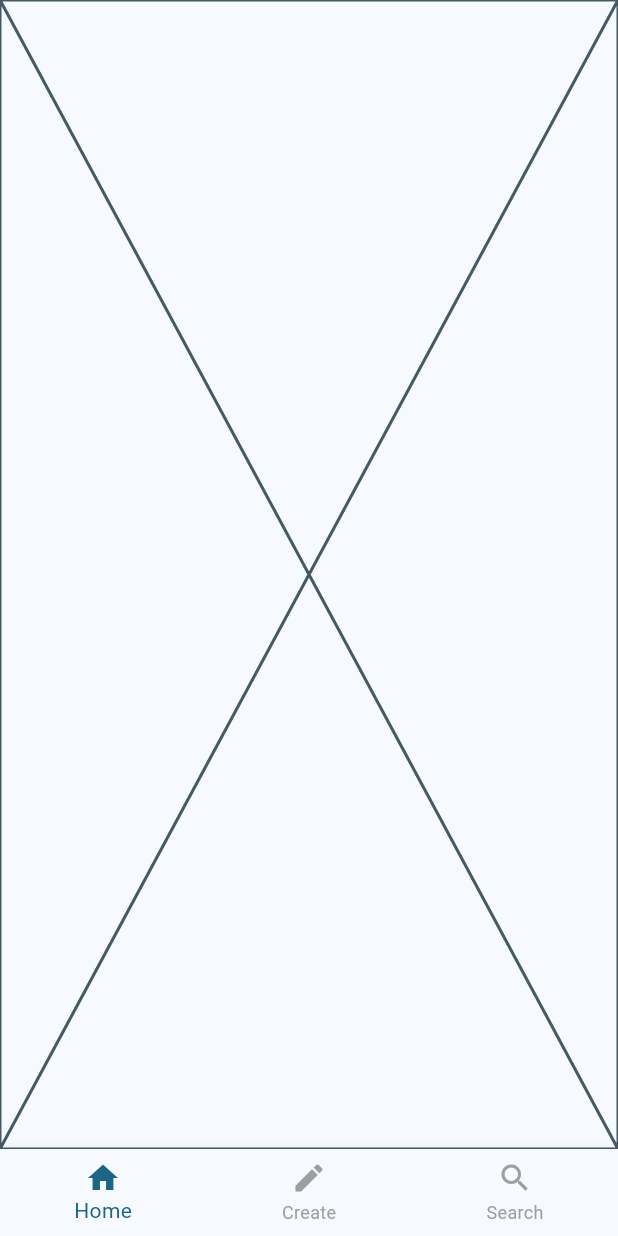
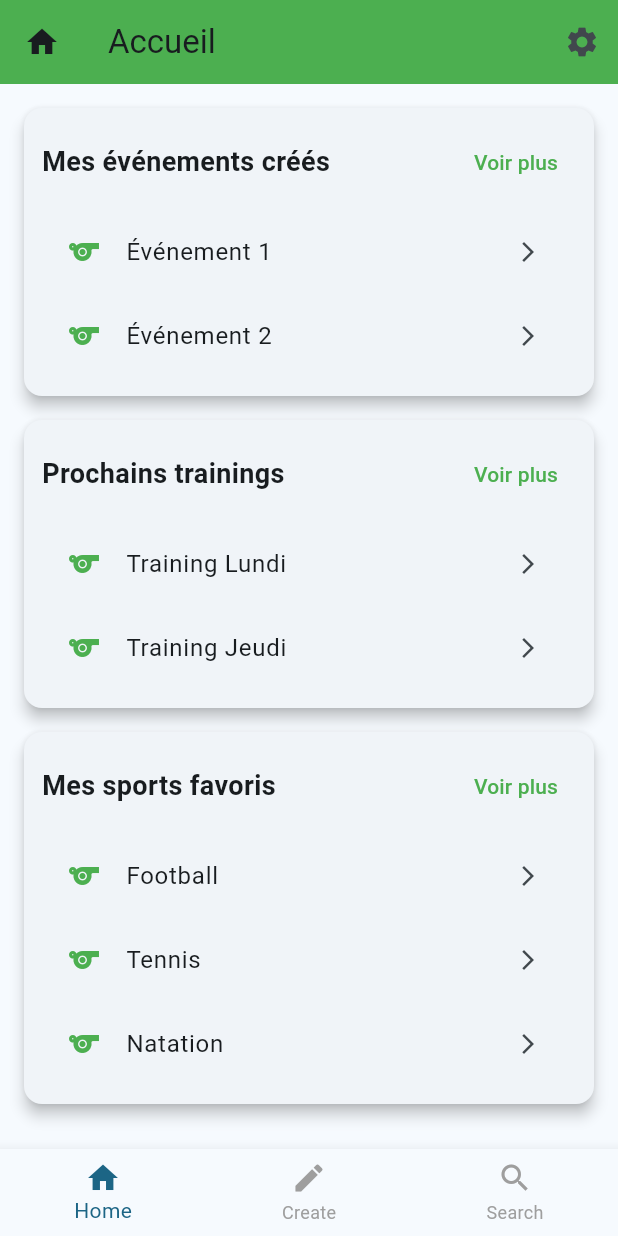
Before and after one commit to ben-ht/sporty, a Flutter app: the MainScreen screen opened by its route, on a phone screen of 412 x 824 dp. Run offline on Flutter 3.47's test engine with Material 3 defaults, Android fonts, the phone set to English and light mode, and no system bars; our stand-ins replace flutter_svg, fluttertoast, supabase_flutter; accounts and stored records are empty.

Commit message:
Début de la page HOME

```diff
--- a/lib/main.dart
+++ b/lib/main.dart
@@ -1,6 +1,7 @@
 import 'package:flutter/material.dart';
 import 'package:provider/provider.dart';
 import 'package:sporty/ui/creation/creation.dart';
+import 'package:sporty/ui/home/home_page.dart';
 import 'package:sporty/ui/search/search.dart';
 import 'package:sporty/ui/signup/widgets/signup.dart';
 import 'package:sporty/ui/signup/widgets/sports_selection.dart';
@@ -53,7 +54,7 @@ class MyAppState extends ChangeNotifier {
 
 class MainScreen extends StatelessWidget {
   final List<Widget> pages = [
-    const HomeScreen(),
+    const HomePage(),
     const Creation(),
     const Search()
   ];
@@ -85,12 +86,3 @@ class MainScreen extends StatelessWidget {
     );
   }
 }
-
-class HomeScreen extends StatelessWidget {
-  const HomeScreen({super.key});
-
-  @override
-  Widget build(BuildContext context) {
-    return Placeholder();
-  }
-}
--- /dev/null
+++ b/lib/ui/home/home_page.dart
@@ -0,0 +1,98 @@
+import 'package:flutter/material.dart';
+
+class HomePage extends StatelessWidget {
+  const HomePage({super.key});
+
+  @override
+  Widget build(BuildContext context) {
+    return Scaffold(
+      appBar: AppBar(
+        title: const Text("Accueil"),
+        backgroundColor: Colors.green,
+        leading: const Icon(Icons.home),
+        actions: [
+          IconButton(
+            icon: Icon(Icons.settings),
+            onPressed: () {
+              // Action pour ouvrir la page profil
+            },
+          ),
+        ],
+      ),
+      body: SingleChildScrollView(
+        child: Padding(
+          padding: const EdgeInsets.all(16.0),
+          child: Column(
+            crossAxisAlignment: CrossAxisAlignment.start,
+            children: [
+              _buildSection(
+                title: "Mes événements créés",
+                items: ["Événement 1", "Événement 2"],
+                onSeeMore: () {
+                  // Naviguer vers la liste complète des événements créés
+                },
+              ),
+              _buildSection(
+                title: "Prochains trainings",
+                items: ["Training Lundi", "Training Jeudi"],
+                onSeeMore: () {
+                  // Naviguer vers la liste complète des trainings
+                },
+              ),
+              _buildSection(
+                title: "Mes sports favoris",
+                items: ["Football", "Tennis", "Natation"],
+                onSeeMore: () {
+                  // Naviguer vers la liste complète des sports favoris
+                },
+              ),
+            ],
+          ),
+        ),
+      ),
+    );
+  }
+
+  Widget _buildSection({
+    required String title,
+    required List<String> items,
+    required VoidCallback onSeeMore,
+  }) {
+    return Card(
+      elevation: 4,
+      shape: RoundedRectangleBorder(borderRadius: BorderRadius.circular(12)),
+      margin: const EdgeInsets.only(bottom: 16),
+      child: Padding(
+        padding: const EdgeInsets.all(12),
+        child: Column(
+          crossAxisAlignment: CrossAxisAlignment.start,
+          children: [
+            Row(
+              mainAxisAlignment: MainAxisAlignment.spaceBetween,
+              children: [
+                Text(
+                  title,
+                  style: TextStyle(fontSize: 18, fontWeight: FontWeight.bold),
+                ),
+                TextButton(
+                  onPressed: onSeeMore,
+                  child: Text("Voir plus", style: TextStyle(color: Colors.green)),
+                ),
+              ],
+            ),
+            const SizedBox(height: 8),
+            Column(
+              children: items.map((item) {
+                return ListTile(
+                  leading: Icon(Icons.sports, color: Colors.green),
+                  title: Text(item),
+                  trailing: Icon(Icons.arrow_forward_ios, size: 16),
+                );
+              }).toList(),
+            ),
+          ],
+        ),
+      ),
+    );
+  }
+}
```
